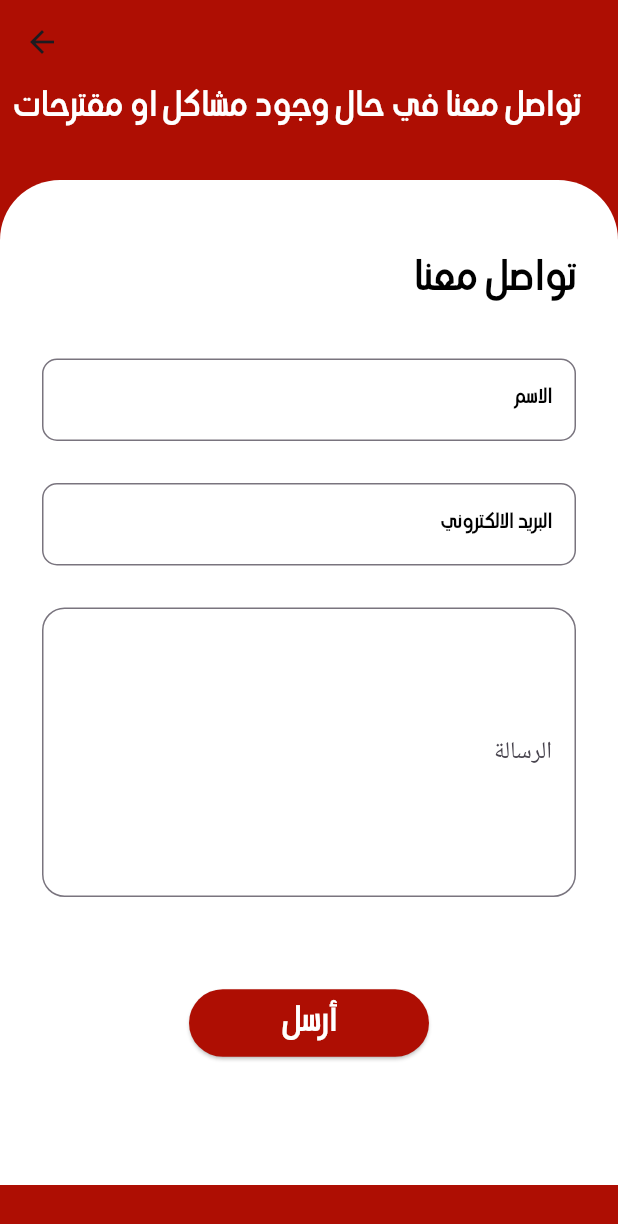
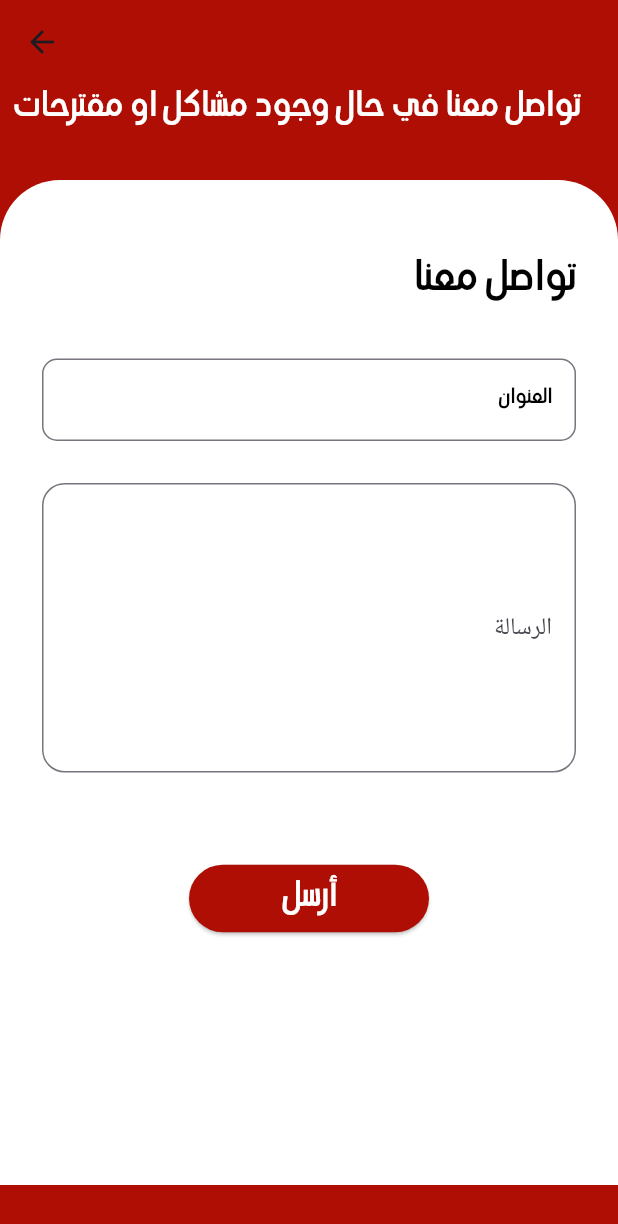
Before and after one commit to Kreatbox/iithar, a Flutter app: the ContactWithus screen opened by its route, on a phone screen of 412 x 824 dp. Shown: the top 1224 px of the screen. Run offline on Flutter 3.47's test engine with Material 3 defaults, Android fonts, the phone set to English and light mode, and no system bars; our stand-ins replace cloud_firestore, firebase_auth, firebase_core, flutter_local_notifications, flutter_map, get and 6 more; accounts and stored records are empty.

Commit message:
تعديلات صفحة تواصل معنا

```diff
--- a/lib/screens/accounts/contact_withus.dart
+++ b/lib/screens/accounts/contact_withus.dart
@@ -8,17 +8,18 @@ class ContactWithus extends StatefulWidget {
 }
 
 class _ContactWithusState extends State<ContactWithus> {
-  final _nameController = TextEditingController();
-  final _emailController = TextEditingController();
+  final _titleController = TextEditingController();
   final _msgController = TextEditingController();
   @override
   Widget build(BuildContext context) {
     return Scaffold(
+        resizeToAvoidBottomInset: true,
       backgroundColor: const Color(0xFFAE0E03),
       appBar: AppBar(
         backgroundColor: const Color(0xFFAE0E03),
       ),
-      body: Column(
+      body: SingleChildScrollView(
+        child: Column(
             //mainAxisAlignment: MainAxisAlignment.end,
             children: [
               const Padding(
@@ -63,12 +64,8 @@ class _ContactWithusState extends State<ContactWithus> {
                         const SizedBox(
                           height: 28,
                         ),
-                      _buildText(_nameController, 'الاسم', 'يرجى ادخال الاسم'),
-                      const SizedBox(
-                        height: 28,
-                      ),
-                      _buildTextFieldemail(_emailController,
-                          'البريد الالكتروني', 'يرجى ادخال الايميل الالكتروني'),
+                        _buildTextFieldtiitle(_titleController,
+                            'العنوان', 'يرجى ادخال عنوان الرسالة'),
                         const SizedBox(
                           height: 28,
                         ),
@@ -108,10 +105,12 @@ class _ContactWithusState extends State<ContactWithus> {
                     ),
                   ))
             ]),
+      ),
     );
   }
 
-  Widget _buildText(
+
+  Widget _buildTextFieldtiitle(
       TextEditingController controller, String labelText, String errorText) {
     return Directionality(
         textDirection: TextDirection.rtl,
@@ -135,38 +134,7 @@ class _ContactWithusState extends State<ContactWithus> {
           ),
           validator: (value) {
             if (value == null || value.isEmpty) {
-              return 'يرجى إدخال الاسم';
-            }
-            return null;
-          },
-        ));
-  }
-
-  Widget _buildTextFieldemail(
-      TextEditingController controller, String labelText, String errorText) {
-    return Directionality(
-        textDirection: TextDirection.rtl,
-        child: TextFormField(
-          controller: controller,
-          textAlign: TextAlign.right,
-          style: const TextStyle(
-            fontFamily: 'HSI',
-            fontSize: 15,
-            color: Colors.black,
-          ),
-          decoration: InputDecoration(
-            labelStyle: const TextStyle(
-              fontFamily: 'HSI',
-              fontSize: 15,
-              color: Colors.black,
-            ),
-            labelText: labelText,
-            border: OutlineInputBorder(borderRadius: BorderRadius.circular(10)),
-            alignLabelWithHint: true,
-          ),
-          validator: (value) {
-            if (value == null || value.isEmpty) {
-              return 'يرجى إدخال بريدك الإلكتروني';
+              return 'يرجى إدخال عنوان الرسالة';
             }
             return null;
           },
--- a/lib/screens/publish_request.dart
+++ b/lib/screens/publish_request.dart
@@ -626,8 +626,11 @@ class PublishRequestState extends State<PublishRequest> {
                   'حسناً',
                   textAlign: TextAlign.center,
                   style: TextStyle(
-                      fontSize: 20, fontFamily: 'BAHIJ', color: Colors.black),
+                      fontFamily: 'HSI',
+                      fontSize: 20,
+                      color: Colors.black),
                 ),
+
               ),
             ],
           );
--- a/pubspec.yaml
+++ b/pubspec.yaml
@@ -8,7 +8,7 @@ environment:
 dependencies:
   flutter:
     sdk: flutter
-  flutter_local_notifications: ^14.0.0
+  flutter_local_notifications: ^17.0.1
   cupertino_icons: ^1.0.2
   firebase_auth: ^5.1.1
   firebase_core: ^3.1.1
```
Also changed, not shown: pubspec.lock. Lines whose indentation alone changed are shown as unchanged.
